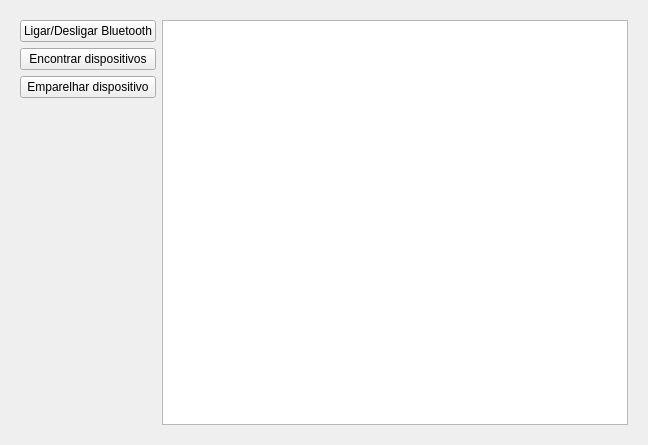
Above: ui/ui_files/logger.ui from JPCassimiro/JHMR before the change. Below: the same form after it.
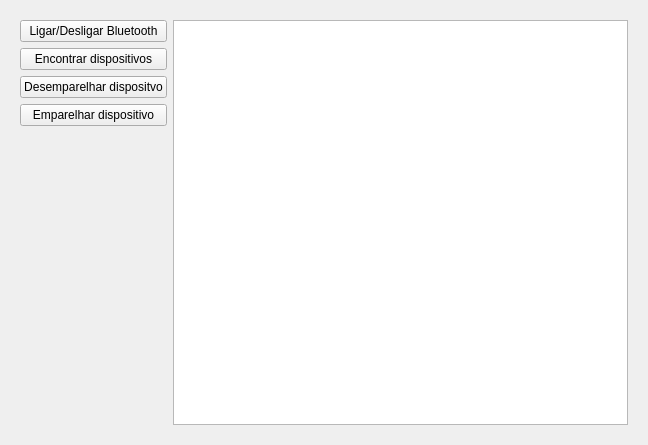
That is the form after the change.

The edit to the form file:
```diff
--- a/ui/ui_files/logger.ui
+++ b/ui/ui_files/logger.ui
@@ -48,6 +48,13 @@
           </property>
          </widget>
         </item>
+        <item>
+         <widget class="QPushButton" name="unpairButton">
+          <property name="text">
+           <string>Desemparelhar dispositvo</string>
+          </property>
+         </widget>
+        </item>
         <item>
          <widget class="QPushButton" name="pairButton">
           <property name="text">
```
